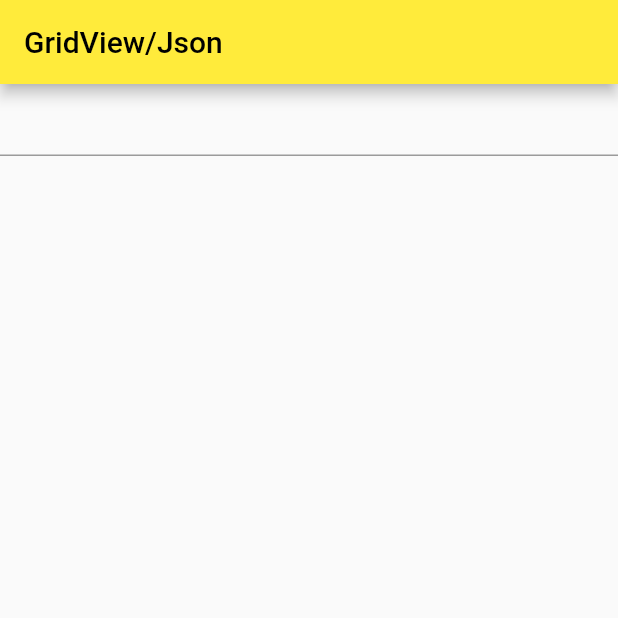
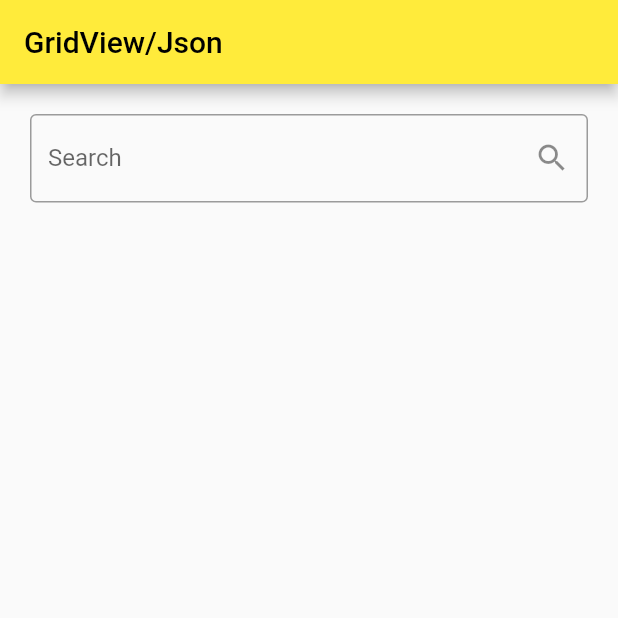
Before and after one commit to wogks/GridView-Json, a Flutter app: the screen it shows after launch, on a phone screen of 412 x 824 dp, the top half of it. Run offline on Flutter 3.47's test engine with Material 2 defaults, Android fonts, the phone set to English and light mode, and no system bars.

Commit message:
feat textfield

```diff
--- a/lib/main.dart
+++ b/lib/main.dart
@@ -12,13 +12,12 @@ class MyApp extends StatelessWidget {
   Widget build(BuildContext context) {
     return MaterialApp(
       title: 'Flutter Demo',
-      theme: ThemeData(
-        primarySwatch: Colors.yellow
-      ),
+      theme: ThemeData(primarySwatch: Colors.yellow),
       home: const MyHomePage(),
     );
   }
 }
+
 class MyHomePage extends StatefulWidget {
   const MyHomePage({Key? key}) : super(key: key);
 
@@ -35,7 +34,20 @@ class _MyHomePageState extends State<MyHomePage> {
       ),
       body: Column(
         children: [
-          TextField()
+          Padding(
+            padding: EdgeInsets.all(20.0),
+            child: TextField(
+              obscureText: true,
+              decoration: InputDecoration(
+              suffixIcon: Icon(Icons.search),
+                border: OutlineInputBorder(),
+                labelText: 'Search',
+                hintText: 'Search',
+
+
+              ),
+            ),
+          )
         ],
       ),
     );
```
